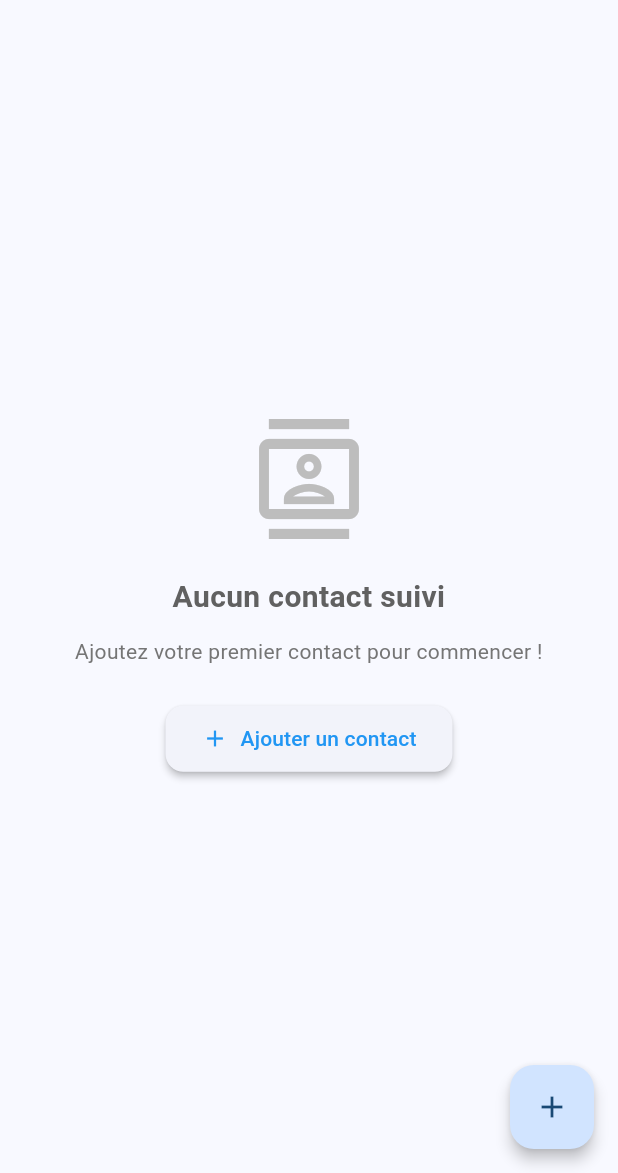
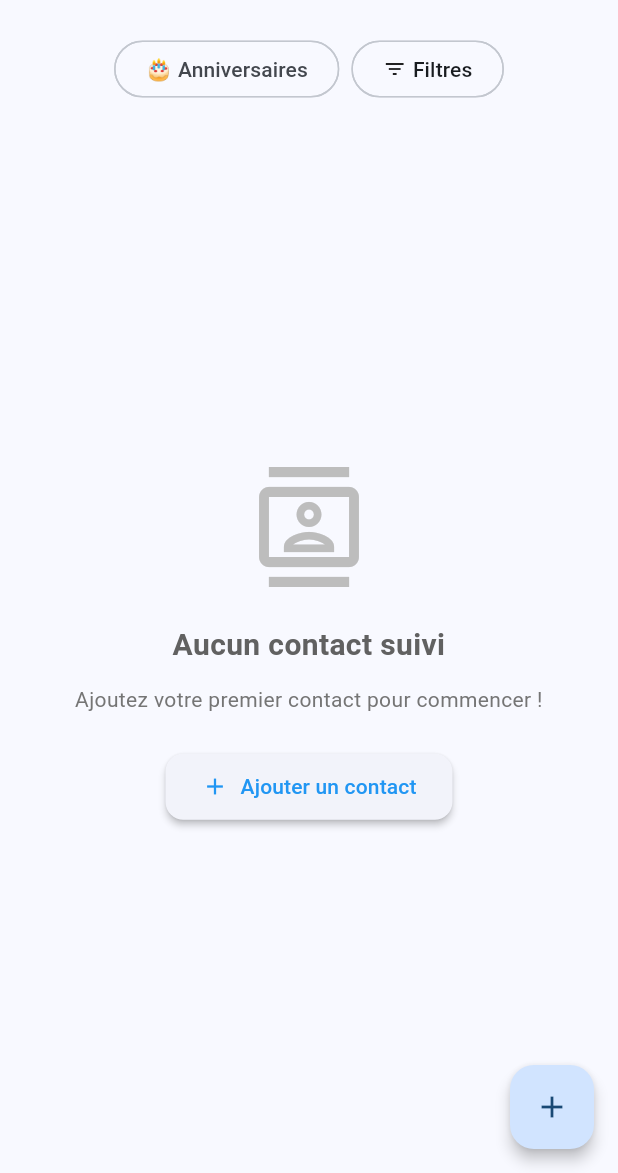
Before and after one commit to dgirard/calllog, a Flutter app: the screen it shows after launch, on a phone screen of 412 x 824 dp, the part 63-1236 px from its top. Run offline on Flutter 3.47's test engine with Material 3 defaults, Android fonts, the phone set to English and light mode, and no system bars; our stand-ins replace file_picker, flutter_contacts, permission_handler, sqflite; accounts and stored records are empty.

Commit message:
fix: chips de filtres toujours visibles (v1.1.0)
Problème résolu:
- Les chips de filtres disparaissaient quand aucun contact ne correspondait au filtre
- Particulièrement gênant avec le filtre Anniversaire

Solution:
- Restructuration du layout pour garder FilterChips en haut en permanence
- EmptyState et ListView sont maintenant dans un Expanded sous les chips
- Les chips restent visibles même avec liste vide

UX améliorée:
- L'utilisateur peut toujours désactiver les filtres via le chip 'Tous'
- Plus de confusion possible

🤖 Generated with [Claude Code](https://claude.com/claude-code)

Co-Authored-By: Claude <noreply@anthropic.com>

```diff
--- a/lib/screens/home_screen.dart
+++ b/lib/screens/home_screen.dart
@@ -118,8 +118,15 @@ class _HomeScreenState extends State<HomeScreen> {
           final sortedContacts = contactsProvider.getSortedContacts();
           final filteredContacts = filtersProvider.applyFilters(sortedContacts);
 
-          if (filteredContacts.isEmpty) {
-            return EmptyState(
+          return Column(
+            children: [
+              // Chips de filtrage - TOUJOURS VISIBLES
+              const FilterChips(),
+
+              // Contenu principal
+              Expanded(
+                child: filteredContacts.isEmpty
+                    ? EmptyState(
                         icon: contactsProvider.contacts.isEmpty
                             ? Icons.contacts_outlined
                             : Icons.filter_alt_off_outlined,
@@ -135,18 +142,9 @@ class _HomeScreenState extends State<HomeScreen> {
                         onActionPressed: contactsProvider.contacts.isEmpty
                             ? () => Navigator.pushNamed(context, '/add-contact')
                             : null,
-            );
-          }
-
-          return RefreshIndicator(
+                      )
+                    : RefreshIndicator(
                         onRefresh: _refreshContacts,
-            child: Column(
-              children: [
-                // Chips de filtrage
-                const FilterChips(),
-
-                // Liste des contacts
-                Expanded(
                         child: ListView.builder(
                           itemCount: filteredContacts.length,
                           itemBuilder: (context, index) {
@@ -172,8 +170,8 @@ class _HomeScreenState extends State<HomeScreen> {
                           },
                         ),
                       ),
+              ),
             ],
-            ),
           );
         },
       ),
```
Lines whose indentation alone changed are shown as unchanged.
